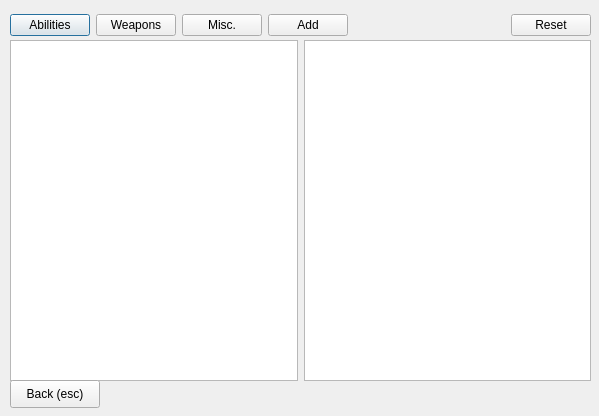
Old version of the form ui_files/Configurator.ui in the repository nogasgofast/Adventure_Wrench.
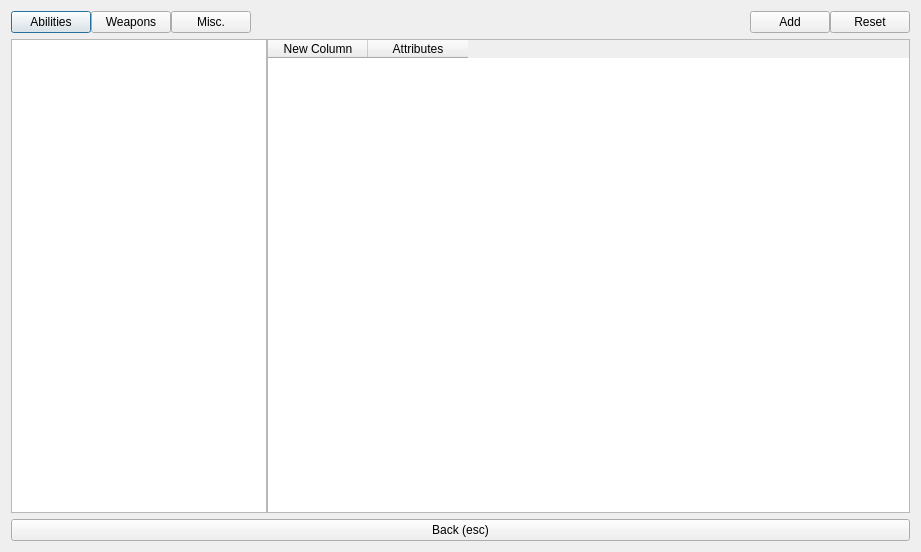
New version of the form.

The edit to the form file:
```diff
--- a/ui_files/Configurator.ui
+++ b/ui_files/Configurator.ui
@@ -6,48 +6,22 @@
    <rect>
     <x>0</x>
     <y>0</y>
-    <width>599</width>
-    <height>416</height>
+    <width>921</width>
+    <height>552</height>
    </rect>
   </property>
   <property name="windowTitle">
    <string>Dialog</string>
   </property>
-  <widget class="QWidget" name="horizontalLayoutWidget">
-   <property name="geometry">
-    <rect>
-     <x>10</x>
-     <y>40</y>
-     <width>581</width>
-     <height>341</height>
-    </rect>
-   </property>
-   <layout class="QHBoxLayout" name="horizontalLayout_3">
+  <property name="styleSheet">
+   <string notr="true">QpushButton { margin: 0,0,0,25 px; }</string>
+  </property>
+  <layout class="QVBoxLayout" name="verticalLayout">
     <item>
-     <widget class="QListView" name="listView_configs">
-      <property name="sizePolicy">
-       <sizepolicy hsizetype="Expanding" vsizetype="Expanding">
-        <horstretch>0</horstretch>
-        <verstretch>0</verstretch>
-       </sizepolicy>
-      </property>
-     </widget>
-    </item>
-    <item>
-     <widget class="QListView" name="listView_properties_2"/>
-    </item>
-   </layout>
-  </widget>
-  <widget class="QWidget" name="layoutWidget_2">
-   <property name="geometry">
-    <rect>
-     <x>10</x>
-     <y>10</y>
-     <width>581</width>
-     <height>30</height>
-    </rect>
-   </property>
    <layout class="QHBoxLayout" name="horizontalLayout_2">
+     <property name="spacing">
+      <number>0</number>
+     </property>
     <item>
      <widget class="QPushButton" name="pushButton_attributes">
       <property name="text">
@@ -69,13 +43,6 @@
       </property>
      </widget>
     </item>
-    <item>
-     <widget class="QPushButton" name="pushButton_add">
-      <property name="text">
-       <string>Add</string>
-      </property>
-     </widget>
-    </item>
     <item>
      <spacer name="horizontalSpacer_2">
       <property name="orientation">
@@ -89,6 +56,13 @@
       </property>
      </spacer>
     </item>
+     <item>
+      <widget class="QPushButton" name="pushButton_add">
+       <property name="text">
+        <string>Add</string>
+       </property>
+      </widget>
+     </item>
     <item>
      <widget class="QPushButton" name="pushButton_reset">
       <property name="text">
@@ -97,20 +71,48 @@
      </widget>
     </item>
    </layout>
-  </widget>
+   </item>
+   <item>
+    <layout class="QHBoxLayout" name="horizontalLayout_3">
+     <property name="spacing">
+      <number>0</number>
+     </property>
+     <item>
+      <widget class="QListWidget" name="listWidget_catagory"/>
+     </item>
+     <item>
+      <widget class="QTableWidget" name="tableWidget_options">
+       <property name="sizePolicy">
+        <sizepolicy hsizetype="Expanding" vsizetype="Expanding">
+         <horstretch>1</horstretch>
+         <verstretch>0</verstretch>
+        </sizepolicy>
+       </property>
+       <property name="styleSheet">
+        <string notr="true">QpushButton { margin-left: 25px; }</string>
+       </property>
+       <column>
+        <property name="text">
+         <string>New Column</string>
+        </property>
+       </column>
+       <column>
+        <property name="text">
+         <string>Attributes</string>
+        </property>
+       </column>
+      </widget>
+     </item>
+    </layout>
+   </item>
+   <item>
   <widget class="QPushButton" name="pushButton_back">
-   <property name="geometry">
-    <rect>
-     <x>10</x>
-     <y>380</y>
-     <width>90</width>
-     <height>28</height>
-    </rect>
-   </property>
    <property name="text">
     <string>Back (esc)</string>
    </property>
   </widget>
+   </item>
+  </layout>
  </widget>
  <resources/>
  <connections/>
```
Left out of the diff: 2 changed lines with no effect on the pictures. Lines whose indentation alone changed are shown as unchanged.
